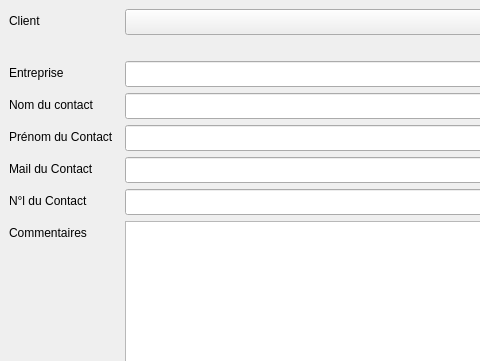
Qt form Assistants/FicheClient.ui (baptiste-pasquier/eurocorporate) before a commit; both pictures show x 0 to 480 and y 0 to 361 of the 584 by 497 pixel window.
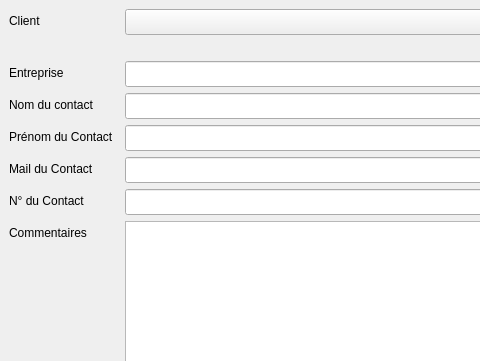
The same form after that commit. Icons and pictures are not drawn.

Diff of the .ui file:
```diff
--- a/Assistants/FicheClient.ui
+++ b/Assistants/FicheClient.ui
@@ -144,7 +144,7 @@
       <item row="4" column="0">
        <widget class="QLabel" name="label_Mail_3">
         <property name="text">
-         <string>N°l du Contact</string>
+         <string>N° du Contact</string>
         </property>
        </widget>
       </item>
```
Left out of the diff: 19 changed lines with no effect on the pictures.
